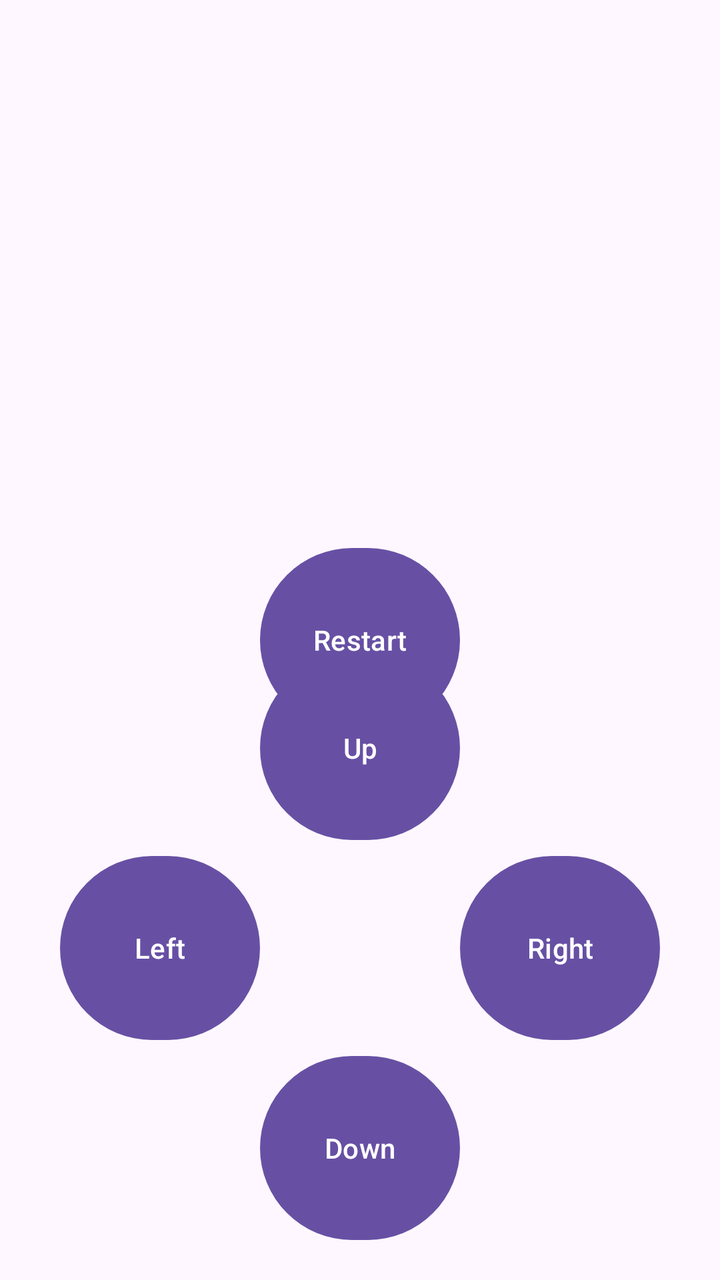
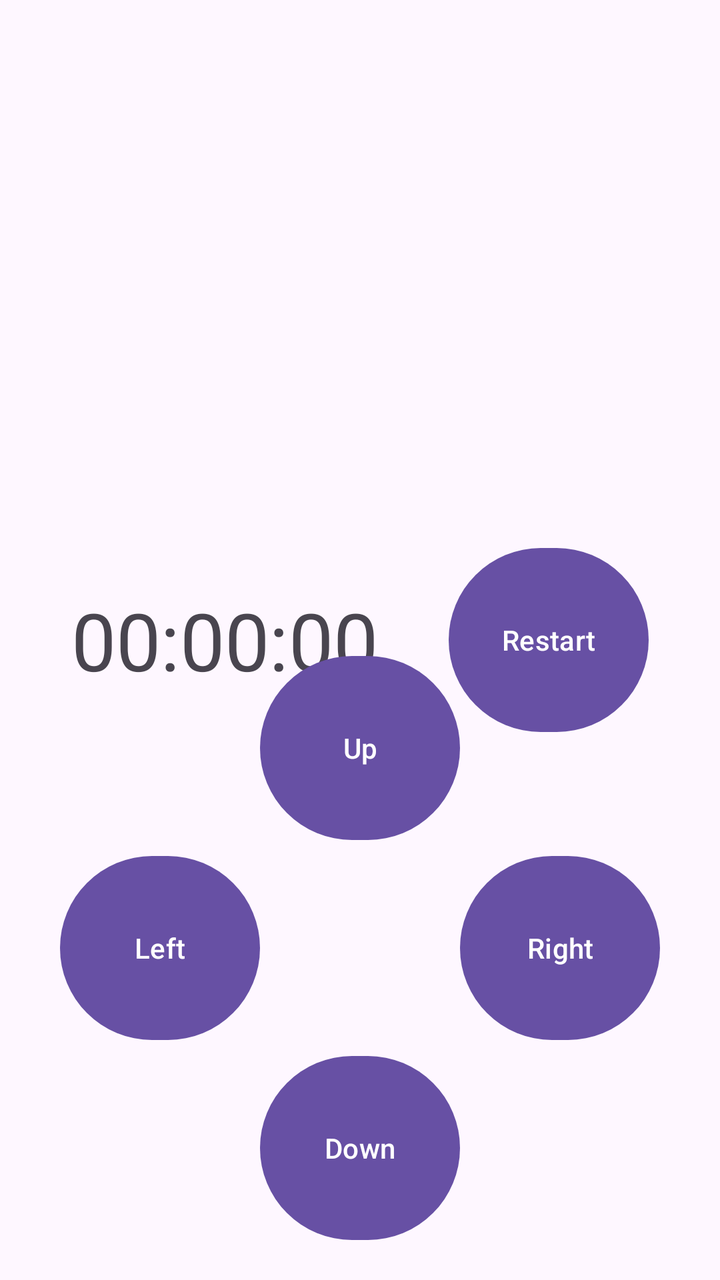

Two renders of the same Android screen: before a commit and after it. Below are the layout's source before the change and the commit's diff.
<!-- AndroidManifest.xml: application theme Theme.Final_Project_Uriya -->
<!-- res/layout/activity_game.xml -->
<?xml version="1.0" encoding="utf-8"?>
<androidx.constraintlayout.widget.ConstraintLayout
    xmlns:android="http://schemas.android.com/apk/res/android"
    xmlns:app="http://schemas.android.com/apk/res-auto"
    android:layout_width="match_parent"
    android:layout_height="match_parent">

    
    <Button
        android:id="@+id/btnRestart"
        android:layout_width="100dp"
        android:layout_height="100dp"
        android:text="Restart"
        app:layout_constraintBottom_toBottomOf="parent"
        app:layout_constraintEnd_toEndOf="parent"
        app:layout_constraintStart_toStartOf="parent"
        app:layout_constraintTop_toTopOf="parent" />

    <GridLayout
        android:id="@+id/gridLayout"
        android:layout_width="wrap_content"
        android:layout_height="wrap_content"
        android:layout_marginTop="16dp"
        app:layout_constraintTop_toTopOf="parent"
        app:layout_constraintStart_toStartOf="parent"
        app:layout_constraintEnd_toEndOf="parent"/>

    
    <GridLayout
        android:id="@+id/dpadLayout"
        android:layout_width="wrap_content"
        android:layout_height="wrap_content"
        android:rowCount="3"
        android:columnCount="3"
        app:layout_constraintBottom_toBottomOf="parent"
        app:layout_constraintStart_toStartOf="parent"
        app:layout_constraintEnd_toEndOf="parent"
        android:layout_marginBottom="16dp">

        
        <Button
            android:id="@+id/btnUp"
            android:layout_width="100dp"
            android:layout_height="100dp"
            android:text="Up"
            android:layout_row="0"
            android:layout_column="1"/>

        
        <Button
            android:id="@+id/btnLeft"
            android:layout_width="100dp"
            android:layout_height="100dp"
            android:text="Left"
            android:layout_row="1"
            android:layout_column="0"/>

        
        <Button
            android:id="@+id/btnRight"
            android:layout_width="100dp"
            android:layout_height="100dp"
            android:text="Right"
            android:layout_row="1"
            android:layout_column="2"/>

        
        <Button
            android:id="@+id/btnDown"
            android:layout_width="100dp"
            android:layout_height="100dp"
            android:text="Down"
            android:layout_row="2"
            android:layout_column="1"/>
    </GridLayout>

</androidx.constraintlayout.widget.ConstraintLayout>
<!-- resources referenced by this layout -->
<resources>
  <style name="Theme.Final_Project_Uriya" parent="Base.Theme.Final_Project_Uriya" />
  <style name="Base.Theme.Final_Project_Uriya" parent="Theme.Material3.DayNight.NoActionBar">
          
          
      </style>
</resources>

<!-- the commit's change to res/layout/activity_game.xml (unified diff, before → after) -->
@@ -2,10 +2,22 @@
 <androidx.constraintlayout.widget.ConstraintLayout
     xmlns:android="http://schemas.android.com/apk/res/android"
     xmlns:app="http://schemas.android.com/apk/res-auto"
+    xmlns:tools="http://schemas.android.com/tools"
     android:layout_width="match_parent"
     android:layout_height="match_parent">
 
-    
+    <TextView
+        android:id="@+id/tvTimer"
+        android:layout_width="wrap_content"
+        android:layout_height="wrap_content"
+        android:text="00:00:00"
+        android:textSize="40sp"
+        app:layout_constraintBottom_toBottomOf="parent"
+        app:layout_constraintEnd_toStartOf="@+id/btnRestart"
+        app:layout_constraintHorizontal_bias="1.0"
+        app:layout_constraintStart_toStartOf="parent"
+        app:layout_constraintTop_toTopOf="parent" />
+
     <Button
         android:id="@+id/btnRestart"
         android:layout_width="100dp"
@@ -13,7 +25,7 @@
         android:text="Restart"
         app:layout_constraintBottom_toBottomOf="parent"
         app:layout_constraintEnd_toEndOf="parent"
-        app:layout_constraintStart_toStartOf="parent"
+        app:layout_constraintStart_toEndOf="@+id/tvTimer"
         app:layout_constraintTop_toTopOf="parent" />
 
     <GridLayout
@@ -25,7 +37,6 @@
         app:layout_constraintStart_toStartOf="parent"
         app:layout_constraintEnd_toEndOf="parent"/>
 
-    
     <GridLayout
         android:id="@+id/dpadLayout"
         android:layout_width="wrap_content"
@@ -37,7 +48,6 @@
         app:layout_constraintEnd_toEndOf="parent"
         android:layout_marginBottom="16dp">
 
-        
         <Button
             android:id="@+id/btnUp"
             android:layout_width="100dp"
@@ -46,7 +56,6 @@
             android:layout_row="0"
             android:layout_column="1"/>
 
-        
         <Button
             android:id="@+id/btnLeft"
             android:layout_width="100dp"
@@ -55,7 +64,6 @@
             android:layout_row="1"
             android:layout_column="0"/>
 
-        
         <Button
             android:id="@+id/btnRight"
             android:layout_width="100dp"
@@ -64,7 +72,6 @@
             android:layout_row="1"
             android:layout_column="2"/>
 
-        
         <Button
             android:id="@+id/btnDown"
             android:layout_width="100dp"
@@ -72,6 +79,7 @@
             android:text="Down"
             android:layout_row="2"
             android:layout_column="1"/>
+
     </GridLayout>
 
 </androidx.constraintlayout.widget.ConstraintLayout>
